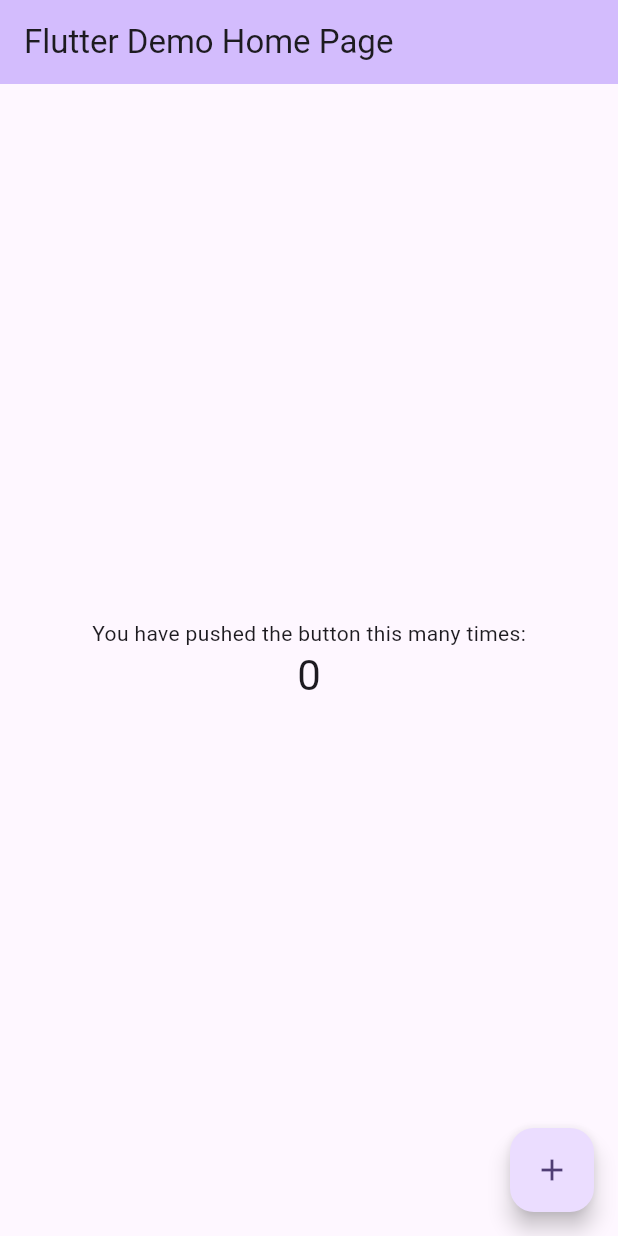
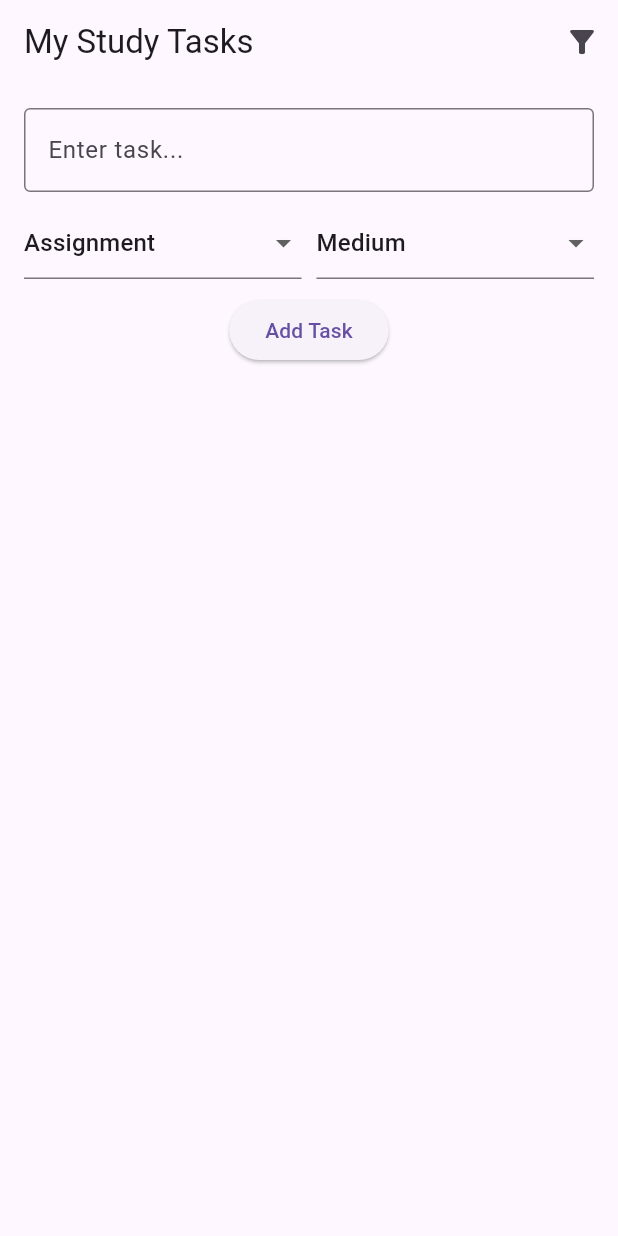
Before and after one commit to pradeep-1200/Trackify, a Flutter app: the screen it shows after launch, on a phone screen of 412 x 824 dp. Run offline on Flutter 3.47's test engine with Material 3 defaults, Android fonts, the phone set to English and light mode, and no system bars.

Commit message:
feat: add task categories and priority system, fix: widget_test.dart error

```diff
--- a/lib/main.dart
+++ b/lib/main.dart
@@ -1,122 +1,199 @@
 import 'package:flutter/material.dart';
+import 'models/task.dart';
 
-void main() {
-  runApp(const MyApp());
-}
+void main() => runApp(const TrackifyApp());
 
-class MyApp extends StatelessWidget {
-  const MyApp({super.key});
+class TrackifyApp extends StatelessWidget {
+  const TrackifyApp({super.key});
 
-  // This widget is the root of your application.
   @override
   Widget build(BuildContext context) {
     return MaterialApp(
-      title: 'Flutter Demo',
+      title: 'Trackify',
       theme: ThemeData(
-        // This is the theme of your application.
-        //
-        // TRY THIS: Try running your application with "flutter run". You'll see
-        // the application has a purple toolbar. Then, without quitting the app,
-        // try changing the seedColor in the colorScheme below to Colors.green
-        // and then invoke "hot reload" (save your changes or press the "hot
-        // reload" button in a Flutter-supported IDE, or press "r" if you used
-        // the command line to start the app).
-        //
-        // Notice that the counter didn't reset back to zero; the application
-        // state is not lost during the reload. To reset the state, use hot
-        // restart instead.
-        //
-        // This works for code too, not just values: Most code changes can be
-        // tested with just a hot reload.
-        colorScheme: ColorScheme.fromSeed(seedColor: Colors.deepPurple),
+        primarySwatch: Colors.blue,
+        useMaterial3: true,
       ),
-      home: const MyHomePage(title: 'Flutter Demo Home Page'),
+      home: const TaskListScreen(),
     );
   }
 }
 
-class MyHomePage extends StatefulWidget {
-  const MyHomePage({super.key, required this.title});
-
-  // This widget is the home page of your application. It is stateful, meaning
-  // that it has a State object (defined below) that contains fields that affect
-  // how it looks.
-
-  // This class is the configuration for the state. It holds the values (in this
-  // case the title) provided by the parent (in this case the App widget) and
-  // used by the build method of the State. Fields in a Widget subclass are
-  // always marked "final".
-
-  final String title;
+class TaskListScreen extends StatefulWidget {
+  const TaskListScreen({super.key});
 
   @override
-  State<MyHomePage> createState() => _MyHomePageState();
+  State<TaskListScreen> createState() => _TaskListScreenState();
 }
 
-class _MyHomePageState extends State<MyHomePage> {
-  int _counter = 0;
+class _TaskListScreenState extends State<TaskListScreen> {
+  final List<Task> _tasks = [];
+  final _taskController = TextEditingController();
+  String _selectedCategory = 'Assignment';
+  String _selectedPriority = 'Medium';
 
-  void _incrementCounter() {
+  void _addTask() {
+    if (_taskController.text.isEmpty) return;
+
     setState(() {
-      // This call to setState tells the Flutter framework that something has
-      // changed in this State, which causes it to rerun the build method below
-      // so that the display can reflect the updated values. If we changed
-      // _counter without calling setState(), then the build method would not be
-      // called again, and so nothing would appear to happen.
-      _counter++;
+      _tasks.add(
+        Task(
+          id: DateTime.now().toString(),
+          title: _taskController.text,
+          category: _selectedCategory,
+          priority: _selectedPriority,
+        ),
+      );
+      _taskController.clear();
     });
+  }
+
+  void _deleteTask(String id) {
+    setState(() {
+      _tasks.removeWhere((task) => task.id == id);
+    });
+  }
+
+  void _toggleComplete(String id) {
+    setState(() {
+      final task = _tasks.firstWhere((t) => t.id == id);
+      task.isCompleted = !task.isCompleted;
+    });
+  }
+
+  Color _getPriorityColor(String priority) {
+    switch (priority) {
+      case 'High': return Colors.red;
+      case 'Medium': return Colors.orange;
+      case 'Low': return Colors.green;
+      default: return Colors.grey;
+    }
   }
 
   @override
   Widget build(BuildContext context) {
-    // This method is rerun every time setState is called, for instance as done
-    // by the _incrementCounter method above.
-    //
-    // The Flutter framework has been optimized to make rerunning build methods
-    // fast, so that you can just rebuild anything that needs updating rather
-    // than having to individually change instances of widgets.
     return Scaffold(
       appBar: AppBar(
-        // TRY THIS: Try changing the color here to a specific color (to
-        // Colors.amber, perhaps?) and trigger a hot reload to see the AppBar
-        // change color while the other colors stay the same.
-        backgroundColor: Theme.of(context).colorScheme.inversePrimary,
-        // Here we take the value from the MyHomePage object that was created by
-        // the App.build method, and use it to set our appbar title.
-        title: Text(widget.title),
+        title: const Text('My Study Tasks'),
+        actions: [
+          IconButton(
+            icon: const Icon(Icons.filter_alt),
+            onPressed: () {}, // We'll implement filters next
+          ),
+        ],
       ),
-      body: Center(
-        // Center is a layout widget. It takes a single child and positions it
-        // in the middle of the parent.
-        child: Column(
-          // Column is also a layout widget. It takes a list of children and
-          // arranges them vertically. By default, it sizes itself to fit its
-          // children horizontally, and tries to be as tall as its parent.
-          //
-          // Column has various properties to control how it sizes itself and
-          // how it positions its children. Here we use mainAxisAlignment to
-          // center the children vertically; the main axis here is the vertical
-          // axis because Columns are vertical (the cross axis would be
-          // horizontal).
-          //
-          // TRY THIS: Invoke "debug painting" (choose the "Toggle Debug Paint"
-          // action in the IDE, or press "p" in the console), to see the
-          // wireframe for each widget.
-          mainAxisAlignment: MainAxisAlignment.center,
-          children: <Widget>[
-            const Text('You have pushed the button this many times:'),
-            Text(
-              '$_counter',
-              style: Theme.of(context).textTheme.headlineMedium,
+      body: Column(
+        children: [
+          // Add Task Section
+          Padding(
+            padding: const EdgeInsets.all(16.0),
+            child: Column(
+              children: [
+                TextField(
+                  controller: _taskController,
+                  decoration: const InputDecoration(
+                    hintText: 'Enter task...',
+                    border: OutlineInputBorder(),
+                  ),
+                ),
+                const SizedBox(height: 10),
+                Row(
+                  children: [
+                    // Category Dropdown
+                    Expanded(
+                      child: DropdownButtonFormField(
+                        value: _selectedCategory,
+                        items: ['Assignment', 'Notes', 'Exam']
+                            .map((category) => DropdownMenuItem(
+                                  value: category,
+                                  child: Text(category),
+                                ))
+                            .toList(),
+                        onChanged: (value) {
+                          setState(() {
+                            _selectedCategory = value!;
+                          });
+                        },
+                      ),
+                    ),
+                    const SizedBox(width: 10),
+                    // Priority Dropdown
+                    Expanded(
+                      child: DropdownButtonFormField(
+                        value: _selectedPriority,
+                        items: ['Low', 'Medium', 'High']
+                            .map((priority) => DropdownMenuItem(
+                                  value: priority,
+                                  child: Text(priority),
+                                ))
+                            .toList(),
+                        onChanged: (value) {
+                          setState(() {
+                            _selectedPriority = value!;
+                          });
+                        },
+                      ),
+                    ),
+                  ],
+                ),
+                const SizedBox(height: 10),
+                ElevatedButton(
+                  onPressed: _addTask,
+                  child: const Text('Add Task'),
+                ),
+              ],
             ),
-          ],
-        ),
+          ),
+          // Task List
+          Expanded(
+            child: ListView.builder(
+              itemCount: _tasks.length,
+              itemBuilder: (context, index) {
+                final task = _tasks[index];
+                return Card(
+                  margin: const EdgeInsets.symmetric(
+                      horizontal: 16, vertical: 4),
+                  child: ListTile(
+                    title: Text(task.title),
+                    subtitle: Row(
+                      children: [
+                        Container(
+                          padding: const EdgeInsets.symmetric(
+                              horizontal: 8, vertical: 2),
+                          decoration: BoxDecoration(
+                            color: _getPriorityColor(task.priority)
+                                .withOpacity(0.2),
+                            borderRadius: BorderRadius.circular(10),
+                          ),
+                          child: Text(
+                            task.priority,
+                            style: TextStyle(
+                              color: _getPriorityColor(task.priority),
+                            ),
+                          ),
+                        ),
+                        const SizedBox(width: 8),
+                        Text(task.category),
+                      ],
+                    ),
+                    leading: Checkbox(
+                      value: task.isCompleted,
+                      onChanged: (_) => _toggleComplete(task.id),
+                    ),
+                    trailing: IconButton(
+                      icon: const Icon(Icons.delete),
+                      onPressed: () => _deleteTask(task.id),
+                    ),
+                    tileColor: task.isCompleted
+                        ? Colors.grey[200]
+                        : null,
+                  ),
+                );
+              },
+            ),
+          ),
+        ],
       ),
-      floatingActionButton: FloatingActionButton(
-        onPressed: _incrementCounter,
-        tooltip: 'Increment',
-        child: const Icon(Icons.add),
-      ), // This trailing comma makes auto-formatting nicer for build methods.
     );
   }
 }
--- /dev/null
+++ b/lib/models/task.dart
@@ -0,0 +1,15 @@
+class Task {
+  final String id;
+  final String title;
+  final String category;
+  final String priority;
+  bool isCompleted;
+
+  Task({
+    required this.id,
+    required this.title,
+    required this.category,
+    required this.priority,
+    this.isCompleted = false,
+  });
+}
```
Also changed, not shown: 1 other file.
